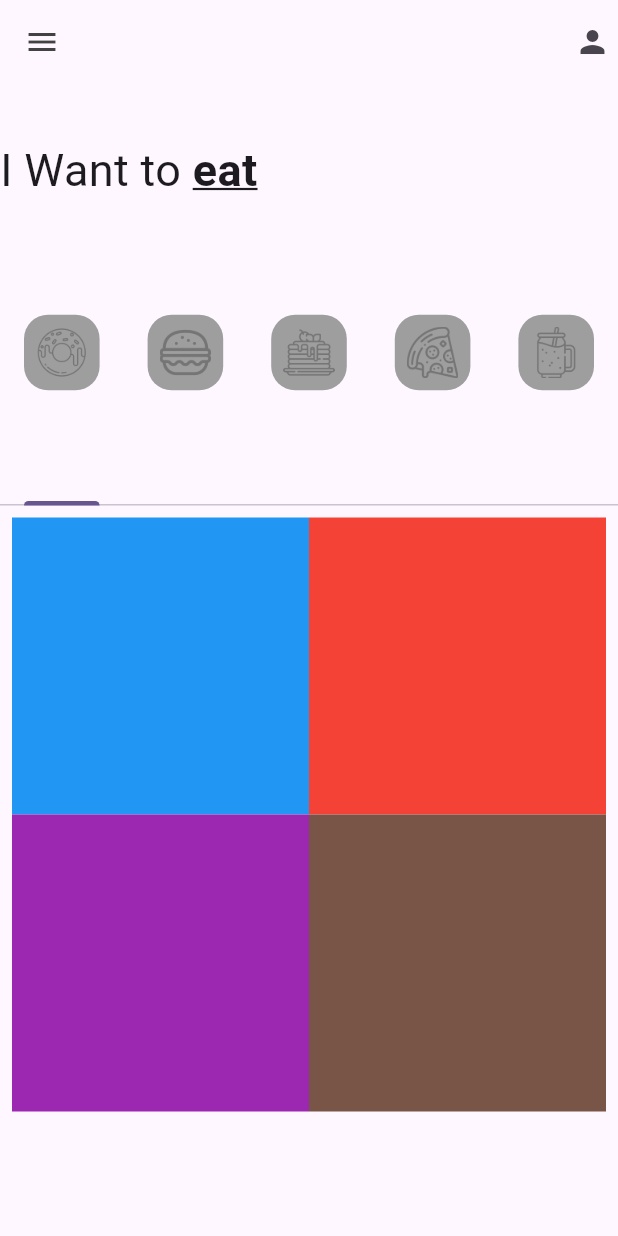
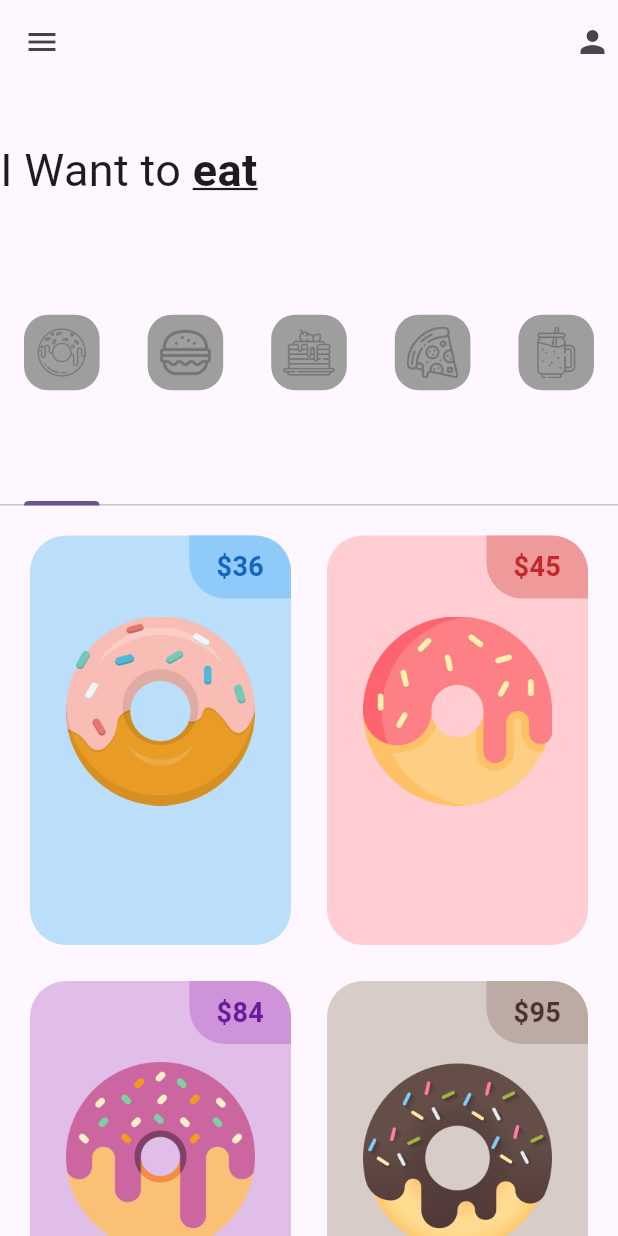
Before and after one commit to JoelSANQ/donut_app_2b_sanchez, a Flutter app: the screen it shows after launch, on a phone screen of 412 x 824 dp. Run offline on Flutter 3.47's test engine with Material 3 defaults, Android fonts, the phone set to English and light mode, and no system bars.

Commit message:
PriceTag Added

```diff
--- a/lib/icons/tabs/donut_tab.dart
+++ b/lib/icons/tabs/donut_tab.dart
@@ -2,39 +2,37 @@ import 'package:donut_app_2b_sanchez/utils/donut_tile.dart';
 import 'package:flutter/material.dart';
 
 class DonutTab extends StatelessWidget {
-
-  //lista de donas
-  final List donutsOnsale = [
-    // [donutFlavor, donutPrice, donutColor, imageName]
+  //Lista de donas
+  final List donutsOnSale = [
+    //[donutFlavor, donutPrice, donutColor, imageName]
     ["Ice Cream", "36", Colors.blue, "lib/images/icecream_donut.png"],
     ["Strawberry", "45", Colors.red, "lib/images/strawberry_donut.png"],
     ["Grape Ape", "84", Colors.purple, "lib/images/grape_donut.png"],
-       ["Choco", "36", Colors.brown, "lib/images/chocolate_donut.png"],
+    ["Choco", "95", Colors.brown, "lib/images/chocolate_donut.png"],
+  ];
 
-  ];
   DonutTab({super.key});
 
   @override
   Widget build(BuildContext context) {
+    // Para acomodar elementos en cuadricula
     return GridView.builder(
-      //Elementos en nuestra lista ///cuantos elementos tengo
-      itemCount: donutsOnsale.length,
+        //Cuantos elementos tengo
+        itemCount: donutsOnSale.length,
         padding: const EdgeInsets.all(8.0),
-      //organiza como distribuir
+        //Prepa 1: Organiza como distribuir elementos en la cuadricula
         gridDelegate: SliverGridDelegateWithFixedCrossAxisCount(
-        //numero de columnas
-        crossAxisCount: 2),
+            //Numero de colummnas
+            crossAxisCount: 2,
+            //Relación de aspecto (Proporción)
+            childAspectRatio: 1 / 1.5),
         itemBuilder: (context, index) {
           return DonutTile(
-          donutFlavor: donutsOnsale[index][0],
-          donutPrice: donutsOnsale[index][1],
-          donutColor: donutsOnsale[index][2],
-          imageName: donutsOnsale[index][3],
+            donutFLavor: donutsOnSale[index][0],
+            donutPrice: donutsOnSale[index][1],
+            donutColor: donutsOnSale[index][2],
+            imageName: donutsOnSale[index][3],
           );
-
-
+        });
   }
-    )
-    ;
 }
-}///
--- a/lib/utils/donut_tile.dart
+++ b/lib/utils/donut_tile.dart
@@ -1,17 +1,64 @@
 import 'package:flutter/material.dart';
 
 class DonutTile extends StatelessWidget {
-  final String donutFlavor;
+  final String donutFLavor;
   final String donutPrice;
+  //dynamic sera un tipo de color
   final dynamic donutColor;
   final String imageName;
-  const DonutTile({super.key, required this.donutFlavor, required this.donutPrice, this.donutColor, required this.imageName});
+
+  const DonutTile(
+      {super.key,
+      required this.donutFLavor,
+      required this.donutPrice,
+      this.donutColor,
+      required this.imageName});
 
   @override
   Widget build(BuildContext context) {
-    return Container(
-      decoration: BoxDecoration(
-        color: donutColor[500]
+    return Padding(
+      padding: const EdgeInsets.all(12.0),
+      child: Container(
+        decoration: BoxDecoration(color: donutColor[100],
+        borderRadius: BorderRadius.circular(24)
+        ),
+        child: Column(children: [
+          //PriceTag
+          Row(
+            //Alinea a la derecha
+            mainAxisAlignment: MainAxisAlignment.end,
+            children: [
+              Container(
+                decoration: BoxDecoration(
+                  color: donutColor[200],
+                  borderRadius: BorderRadius.only(
+                    topRight: Radius.circular(24),
+                    bottomLeft: Radius.circular(24)),
+                ),
+                padding: const EdgeInsets.symmetric(
+                  vertical: 8,
+                  horizontal: 18
+                ),
+                child: Text('\$$donutPrice',
+                style: TextStyle(fontWeight:
+                FontWeight.bold,
+                fontSize: 18,
+                color: donutColor[800]
+                ),
+                ),
+              )
+            ],
+          ),
+          //Donut Picture
+          Padding(padding: const EdgeInsets.symmetric(vertical: 12, horizontal: 24),
+          child: Image.asset(imageName),
+          )
+
+          //Donut Text
+
+          //Love icon + add button
+        ]
+      ),
       ),
     );
   }
```
Lines whose indentation alone changed are shown as unchanged.
